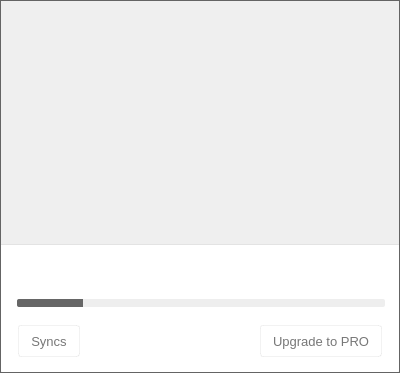
Above: src/MEGASync/gui/win/InfoDialog.ui from meganz/MEGAsync before the change. Below: the same form after it.
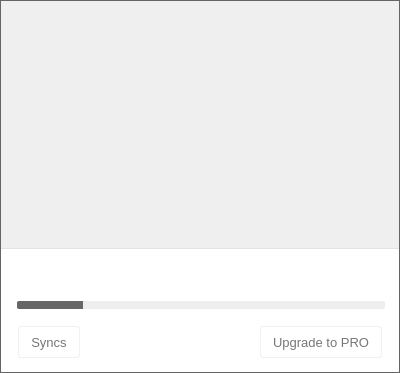
That is the form after the change. Icons and pictures are not drawn. Custom widgets are drawn as their Qt base class.

Commit message: GUI adjustments for the main dialog

Diff of the .ui file:
```diff
--- a/src/MEGASync/gui/win/InfoDialog.ui
+++ b/src/MEGASync/gui/win/InfoDialog.ui
@@ -711,13 +711,13 @@
                   <property name="minimumSize">
                    <size>
                     <width>400</width>
-                    <height>60</height>
+                    <height>51</height>
                    </size>
                   </property>
                   <property name="maximumSize">
                    <size>
                     <width>400</width>
-                    <height>60</height>
+                    <height>51</height>
                    </size>
                   </property>
                  </widget>
@@ -727,13 +727,13 @@
                   <property name="minimumSize">
                    <size>
                     <width>400</width>
-                    <height>35</height>
+                    <height>44</height>
                    </size>
                   </property>
                   <property name="maximumSize">
                    <size>
                     <width>400</width>
-                    <height>35</height>
+                    <height>44</height>
                    </size>
                   </property>
                   <layout class="QHBoxLayout" name="horizontalLayout_5" stretch="1,0,0,0">
@@ -852,13 +852,13 @@
                   <property name="minimumSize">
                    <size>
                     <width>400</width>
-                    <height>60</height>
+                    <height>51</height>
                    </size>
                   </property>
                   <property name="maximumSize">
                    <size>
                     <width>400</width>
-                    <height>60</height>
+                    <height>51</height>
                    </size>
                   </property>
                  </widget>
@@ -868,13 +868,13 @@
                   <property name="minimumSize">
                    <size>
                     <width>400</width>
-                    <height>35</height>
+                    <height>44</height>
                    </size>
                   </property>
                   <property name="maximumSize">
                    <size>
                     <width>400</width>
-                    <height>35</height>
+                    <height>44</height>
                    </size>
                   </property>
                   <layout class="QHBoxLayout" name="horizontalLayout_6" stretch="1,0,0,0">
@@ -1128,13 +1128,13 @@
      <property name="minimumSize">
       <size>
        <width>0</width>
-       <height>127</height>
+       <height>123</height>
       </size>
      </property>
      <property name="maximumSize">
       <size>
        <width>16777215</width>
-       <height>127</height>
+       <height>123</height>
       </size>
      </property>
      <layout class="QVBoxLayout" name="verticalLayout">
```
The commit also changes 1 other file.
